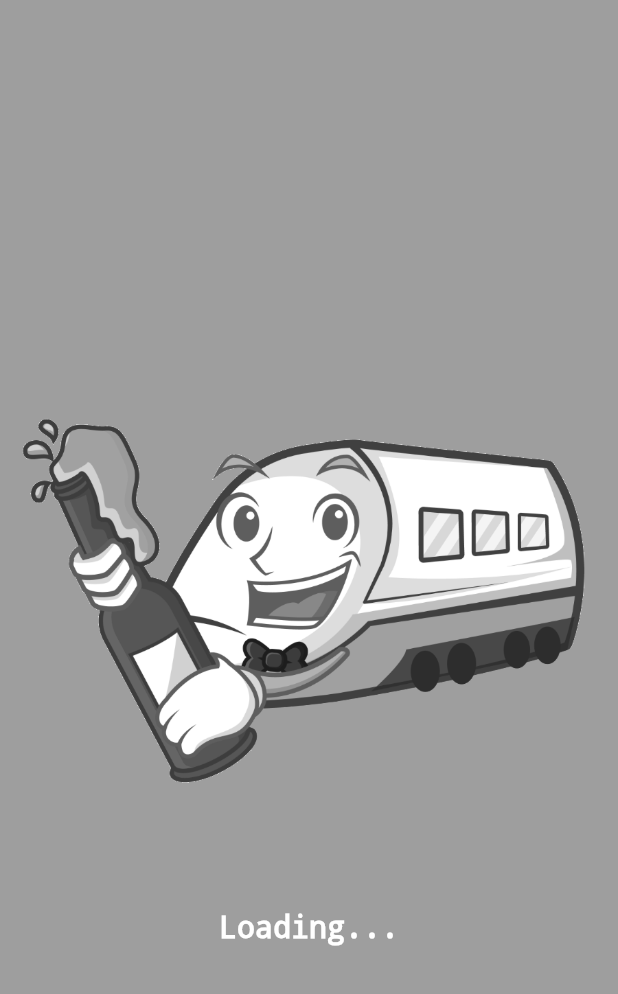
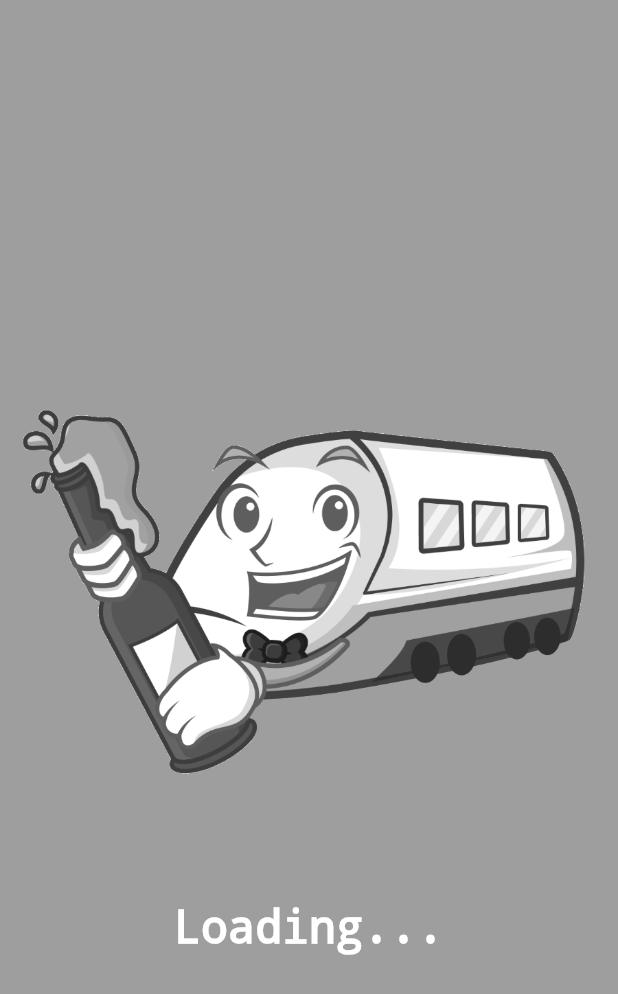
Before and after one commit to HeyKos/train_beers, a Flutter app: the screen it shows once a user with an empty profile is signed in, on a phone screen of 412 x 824 dp. Shown: the top 994 px of the screen. Run offline on Flutter 3.47's test engine with Material 2 defaults, Android fonts, the phone set to English and light mode, and no system bars; our stand-ins replace animated_text_kit, cloud_firestore, firebase_auth, flutter_clean_architecture; accounts and stored records are empty; network calls fail.

Commit message:
Added animated_text_kit package. Animated the loading text on the splash screen.

```diff
--- a/lib/src/app/pages/splash/splash_view.dart
+++ b/lib/src/app/pages/splash/splash_view.dart
@@ -3,6 +3,7 @@ import 'package:flutter/widgets.dart';
 import 'package:flutter_clean_architecture/flutter_clean_architecture.dart';
 import 'package:train_beers/src/app/pages/splash/splash_controller.dart';
 import 'package:train_beers/src/data/repositories/firebase_users_repository.dart';
+import 'package:animated_text_kit/animated_text_kit.dart';
 
 class SplashPage extends View {
   SplashPage({Key key, this.uid, this.title}) : super(key: key);
@@ -29,13 +30,18 @@ class _SplashPageState extends ViewState<SplashPage, SplashController> {
           Image(
             image: AssetImage('assets/images/splash_image.png')
           ),
-          Text("Loading...",
-            style: TextStyle(
-              color: Colors.white,
-              fontSize: 20.0,
-              decoration: TextDecoration.none,
+          ScaleAnimatedTextKit(
+            text: [
+              "Loading..."
+            ],
+            textStyle: TextStyle(
+                fontSize: 30.0,
+                color: Colors.white,
+                decoration: TextDecoration.none,
             ),
-          )
+            textAlign: TextAlign.center,
+            alignment: AlignmentDirectional.topStart
+          ),
         ],
       )
     );
--- a/pubspec.yaml
+++ b/pubspec.yaml
@@ -24,6 +24,8 @@ dependencies:
   firebase_auth: ^0.15.5+2
   provider: ^4.0.4
   logging: ^0.11.4
+  animated_text_kit: ^2.0.0
+
 
   # The following adds the Cupertino Icons font to your application.
   # Use with the CupertinoIcons class for iOS style icons.
```
Also changed, not shown: pubspec.lock.
